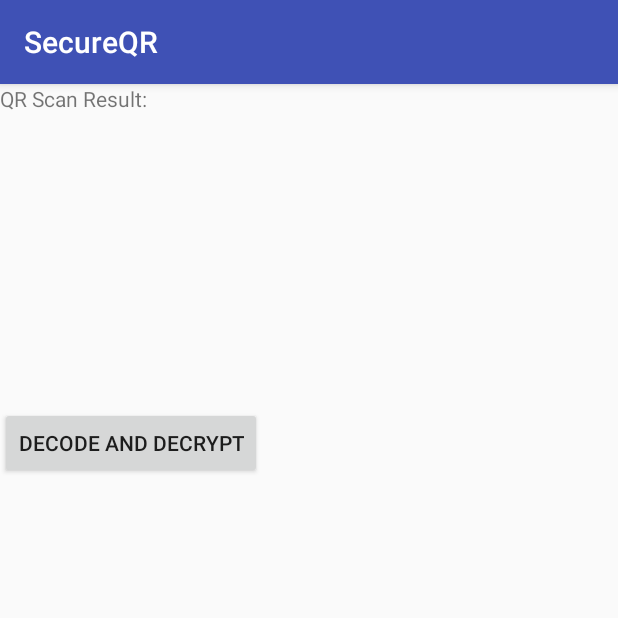
After one commit to bipinkh/SecureQR, an Android app: the ScanActivity screen opened directly, with no data from a screen before it, on a phone screen of 412 x 824 dp, the top half of it. The commit adds this screen. Run offline under Robolectric (Android 15) with nearby library versions, the phone set to English and light mode, and no system bars; 1 statement that could not run was skipped.

Commit message:
encryption and decryption works. several activities and functions added

```diff
--- a/app/build.gradle
+++ b/app/build.gradle
@@ -25,9 +25,9 @@ dependencies {
     androidTestCompile('com.android.support.test.espresso:espresso-core:2.2.2', {
         exclude group: 'com.android.support', module: 'support-annotations'
     })
+
     compile 'com.android.support:appcompat-v7:25.3.1'
     compile 'com.android.support.constraint:constraint-layout:1.0.0-beta4'
+    compile 'me.dm7.barcodescanner:zxing:1.9'
     testCompile 'junit:junit:4.12'
-    compile 'me.dm7.barcodescanner:zxing:1.9'
-
 }
--- /dev/null
+++ b/app/src/main/java/com/bipinkh/secureqr/ScanActivity.java
@@ -0,0 +1,43 @@
+package com.bipinkh.secureqr;
+
+import android.support.v7.app.AppCompatActivity;
+import android.os.Bundle;
+import android.view.View;
+import android.widget.Button;
+import android.widget.TextView;
+
+import java.security.KeyPair;
+
+public class ScanActivity extends AppCompatActivity {
+    public String scanresult = null;
+
+    @Override
+    protected void onCreate(Bundle savedInstanceState) {
+        super.onCreate(savedInstanceState);
+        setContentView(R.layout.activity_scan);
+
+        Bundle bundle = getIntent().getExtras();
+        scanresult = bundle.getString("scanresult");
+        TextView tv = (TextView) findViewById(R.id.scanResultText);
+        tv.setText(scanresult);
+        setDecryptandDecodeListener();
+    }
+
+    private void setDecryptandDecodeListener() {
+        Button decryptbutton = (Button) findViewById(R.id.decodeANDdecrypt);
+        decryptbutton.setOnClickListener(new View.OnClickListener() {
+            @Override
+            public void onClick(View v) {
+                String result = operationDecoding();
+                TextView tv = (TextView) findViewById(R.id.scanResultText);
+                tv.setText(result);
+            }
+        });
+    }
+
+    public String operationDecoding(){
+        KeyPair kp= processing.getKeypair();
+        String original = processing.decryption(scanresult, kp.getPrivate());
+        return original;
+    }
+}
--- /dev/null
+++ b/app/src/main/res/layout/activity_scan.xml
@@ -0,0 +1,43 @@
+<?xml version="1.0" encoding="utf-8"?>
+<LinearLayout xmlns:android="http://schemas.android.com/apk/res/android"
+    xmlns:app="http://schemas.android.com/apk/res-auto"
+    xmlns:tools="http://schemas.android.com/tools"
+    android:layout_width="match_parent"
+    android:layout_height="match_parent"
+    tools:context="com.bipinkh.secureqr.ScanActivity"
+    android:orientation="vertical">
+
+    <TextView
+        android:id="@+id/scanTopText"
+        android:layout_width="118dp"
+        android:layout_height="32dp"
+        android:text="QR Scan Result:"
+        tools:layout_editor_absoluteX="133dp"
+        tools:layout_editor_absoluteY="0dp" />
+
+    <ScrollView
+        android:id="@+id/scanScroller"
+        android:layout_width="375dp"
+        android:layout_height="183dp"
+        android:layout_marginLeft="5dp"
+        app:layout_constraintLeft_toLeftOf="parent"
+        tools:layout_editor_absoluteY="50dp">
+        <TextView
+            android:layout_width="match_parent"
+            android:layout_height="match_parent"
+            android:id="@+id/scanResultText"/>
+    </ScrollView>
+
+    <Button
+        android:id="@+id/decodeANDdecrypt"
+        android:layout_width="wrap_content"
+        android:layout_height="wrap_content"
+        android:text="Decode and Decrypt"
+        tools:layout_editor_absoluteX="115dp"
+        tools:layout_editor_absoluteY="261dp"
+        />
+
+
+
+
+</LinearLayout>
--- /dev/null
+++ b/app/src/main/res/layout/shareimagebutton.xml
@@ -0,0 +1,6 @@
+<?xml version="1.0" encoding="utf-8"?>
+<LinearLayout xmlns:android="http://schemas.android.com/apk/res/android"
+    android:layout_width="match_parent"
+    android:layout_height="match_parent">
+
+</LinearLayout>
```
Also changed, not shown: app/src/main/AndroidManifest.xml (+8 -8 lines), app/src/main/java/com/bipinkh/secureqr/DisplayActivity.java (added, +94 -0 lines), app/src/main/java/com/bipinkh/secureqr/HomeActivity.java (+121 -139 lines), app/src/main/java/com/bipinkh/secureqr/MainActivity.java (+28 -17 lines), app/src/main/java/com/bipinkh/secureqr/aesCipher.java (added, +56 -0 lines), app/src/main/java/com/bipinkh/secureqr/processing.java (added, +57 -0 lines), app/src/main/java/com/bipinkh/secureqr/rsaCipher.java (+5 -5 lines), app/src/main/res/layout/activity_display.xml (added, +27 -0 lines), app/src/main/res/layout/activity_home.xml (+7 -0 lines).
